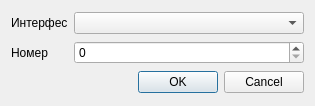
Above: src/gui/interfacedialog.ui from otsheln1k/qnetsim before the change. Below: the same form after it.
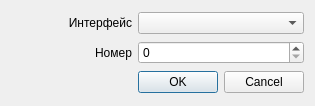
That is the form after the change.

Commit message: Clean stuff up, make widget names meaningful

What changed in the file:
```diff
--- a/src/gui/interfacedialog.ui
+++ b/src/gui/interfacedialog.ui
@@ -14,13 +14,26 @@
    <string>Сообщение ECMP</string>
   </property>
   <layout class="QGridLayout" name="gridLayout">
-   <item row="0" column="1">
-    <widget class="QComboBox" name="comboBox"/>
+   <item row="0" column="0">
+    <widget class="QLabel" name="label">
+     <property name="sizePolicy">
+      <sizepolicy hsizetype="Expanding" vsizetype="Preferred">
+       <horstretch>0</horstretch>
+       <verstretch>0</verstretch>
+      </sizepolicy>
+     </property>
+     <property name="text">
+      <string>Интерфейс</string>
+     </property>
+     <property name="alignment">
+      <set>Qt::AlignRight|Qt::AlignTrailing|Qt::AlignVCenter</set>
+     </property>
+    </widget>
    </item>
    <item row="1" column="0">
-    <widget class="QLabel" name="label_2">
+    <widget class="QLabel" name="label">
      <property name="sizePolicy">
-      <sizepolicy hsizetype="Fixed" vsizetype="Preferred">
+      <sizepolicy hsizetype="Expanding" vsizetype="Preferred">
        <horstretch>0</horstretch>
        <verstretch>0</verstretch>
       </sizepolicy>
@@ -28,20 +41,13 @@
      <property name="text">
       <string>Номер</string>
      </property>
+     <property name="alignment">
+      <set>Qt::AlignRight|Qt::AlignTrailing|Qt::AlignVCenter</set>
+     </property>
     </widget>
    </item>
-   <item row="0" column="0">
-    <widget class="QLabel" name="label">
-     <property name="sizePolicy">
-      <sizepolicy hsizetype="Fixed" vsizetype="Preferred">
-       <horstretch>0</horstretch>
-       <verstretch>0</verstretch>
-      </sizepolicy>
-     </property>
-     <property name="text">
-      <string>Интерфес</string>
-     </property>
-    </widget>
+   <item row="0" column="1">
+    <widget class="QComboBox" name="ifaceCombo"/>
    </item>
    <item row="1" column="1">
     <widget class="QSpinBox" name="spinBox">
```
Left out of the diff: 2 changed lines with no effect on the pictures. The commit also changes 3 other files.
